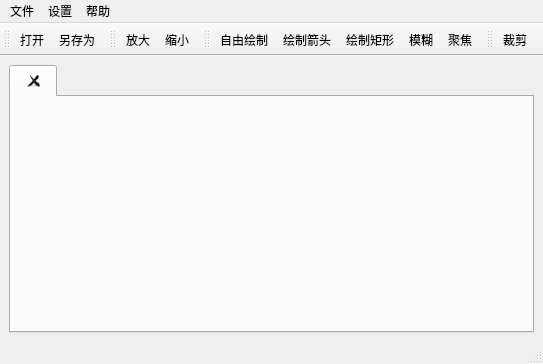
Qt form editwindow.ui (kuaidy/QScreenShot) before a commit.
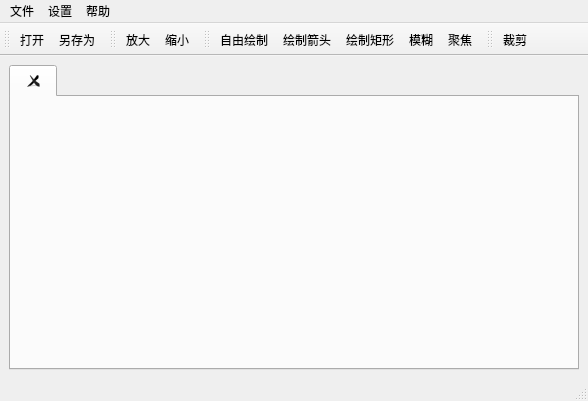
The same form after that commit. Icons and pictures are not drawn.

Commit message: 界面修改 捕获窗口

```diff
--- a/editwindow.ui
+++ b/editwindow.ui
@@ -6,8 +6,8 @@
    <rect>
     <x>0</x>
     <y>0</y>
-    <width>543</width>
-    <height>364</height>
+    <width>588</width>
+    <height>401</height>
    </rect>
   </property>
   <property name="windowTitle">
@@ -52,7 +52,7 @@
     <rect>
      <x>0</x>
      <y>0</y>
-     <width>543</width>
+     <width>588</width>
      <height>26</height>
     </rect>
    </property>
```
The commit also changes 6 other files.
